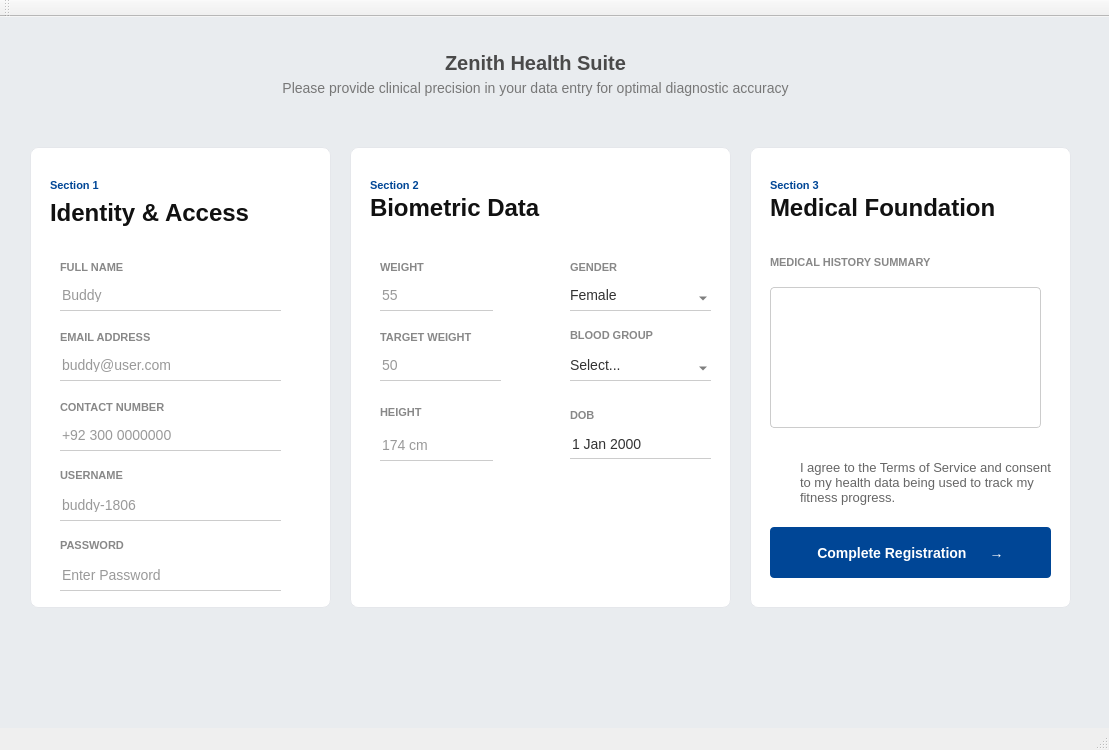
iharisrao/zenith-health-suite, file ZenithHealthSuite/RegistrationScreen.ui: the form before one commit.
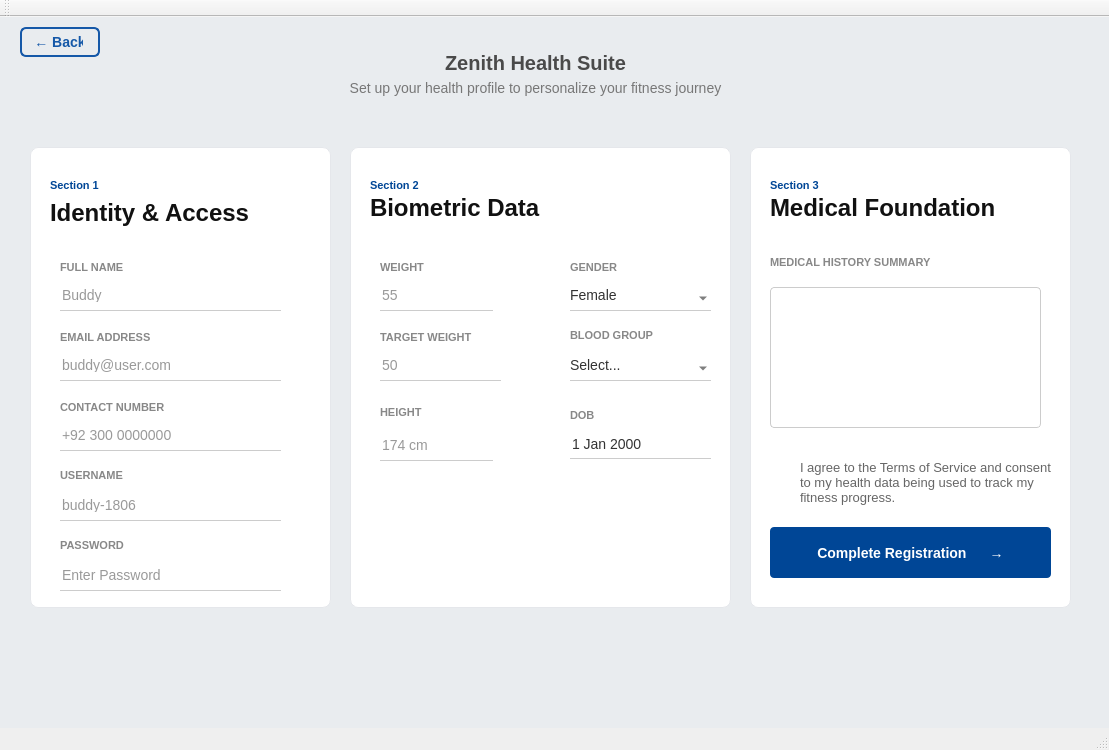
The form after the commit.

What changed in the file:
```diff
--- a/ZenithHealthSuite/RegistrationScreen.ui
+++ b/ZenithHealthSuite/RegistrationScreen.ui
@@ -942,12 +942,40 @@
      </rect>
     </property>
     <property name="text">
-     <string>Please provide clinical precision in your data entry for optimal diagnostic accuracy</string>
+     <string>Set up your health profile to personalize your fitness journey</string>
     </property>
     <property name="alignment">
      <set>Qt::AlignmentFlag::AlignCenter</set>
     </property>
    </widget>
+   <widget class="QPushButton" name="btnBackToLogin">
+    <property name="geometry">
+     <rect>
+      <x>20</x>
+      <y>10</y>
+      <width>80</width>
+      <height>30</height>
+     </rect>
+    </property>
+    <property name="styleSheet">
+     <string notr="true">QPushButton {
+    border: 2px solid #1558A8;
+    background-color: transparent;
+    color: #1558A8;
+    border-radius: 6px;
+    font-size: 14px;
+    font-weight: bold;
+    padding: 6px 15px;
+}
+QPushButton:hover {
+    background-color: #1558A8;
+    color: white;
+}</string>
+    </property>
+    <property name="text">
+     <string>← Back</string>
+    </property>
+   </widget>
   </widget>
   <widget class="QMenuBar" name="menuBar">
    <property name="geometry">
```
Left out of the diff: 2 changed lines with no effect on the pictures.
